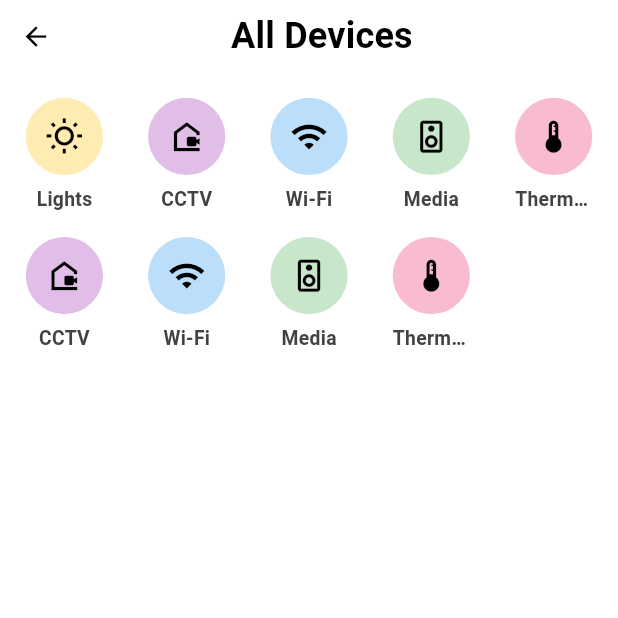
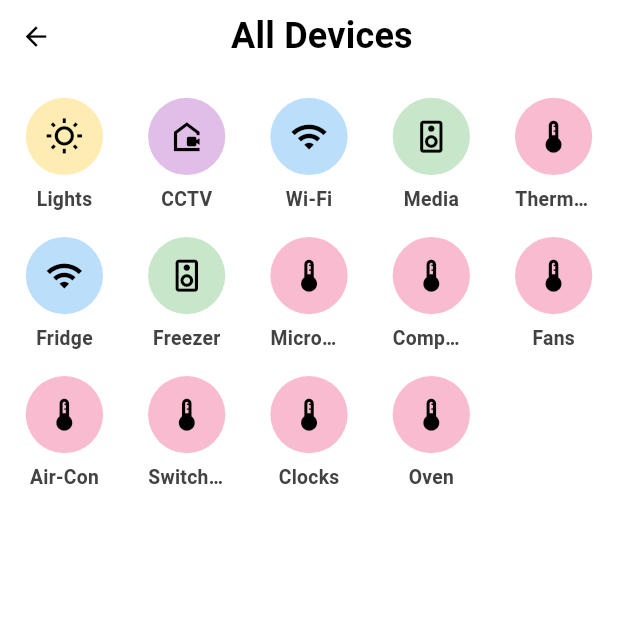
Before and after one commit to MAYasin/sync_home, a Flutter app: the screen it shows after launch, after a tap on "See All", on a phone screen of 412 x 824 dp, the top half of it. Run offline on Flutter 3.47's test engine with Material 2 defaults, Android fonts, the phone set to English and light mode, and no system bars; our stand-ins replace geolocator, get, google_fonts, responsive_framework, shimmer, syncfusion_flutter_charts and 1 more.

Commit message:
few device names added

```diff
--- a/lib/ui/shared/all_device_view/all_device_view.dart
+++ b/lib/ui/shared/all_device_view/all_device_view.dart
@@ -47,22 +47,47 @@ class AllDeviceView extends StatelessWidget {
             color: Colors.pink,
           ),
           CircularDeviceButton(
-            title: 'CCTV',
-            icon: Icons.camera_outdoor_outlined,
-            color: Colors.purple,
-          ),
-          CircularDeviceButton(
-            title: 'Wi-Fi',
+            title: 'Fridge',
             icon: Icons.wifi_outlined,
             color: Colors.blue,
           ),
           CircularDeviceButton(
-            title: 'Media',
+            title: 'Freezer',
             icon: Icons.speaker_outlined,
             color: Colors.green,
           ),
           CircularDeviceButton(
-            title: 'Thermostat',
+            title: 'Microwave',
+            icon: Icons.thermostat_outlined,
+            color: Colors.pink,
+          ),
+          CircularDeviceButton(
+            title: 'Computer',
+            icon: Icons.thermostat_outlined,
+            color: Colors.pink,
+          ),
+          CircularDeviceButton(
+            title: 'Fans',
+            icon: Icons.thermostat_outlined,
+            color: Colors.pink,
+          ),
+          CircularDeviceButton(
+            title: 'Air-Con',
+            icon: Icons.thermostat_outlined,
+            color: Colors.pink,
+          ),
+          CircularDeviceButton(
+            title: 'Switches',
+            icon: Icons.thermostat_outlined,
+            color: Colors.pink,
+          ),
+          CircularDeviceButton(
+            title: 'Clocks',
+            icon: Icons.thermostat_outlined,
+            color: Colors.pink,
+          ),
+          CircularDeviceButton(
+            title: 'Oven',
             icon: Icons.thermostat_outlined,
             color: Colors.pink,
           ),
```
